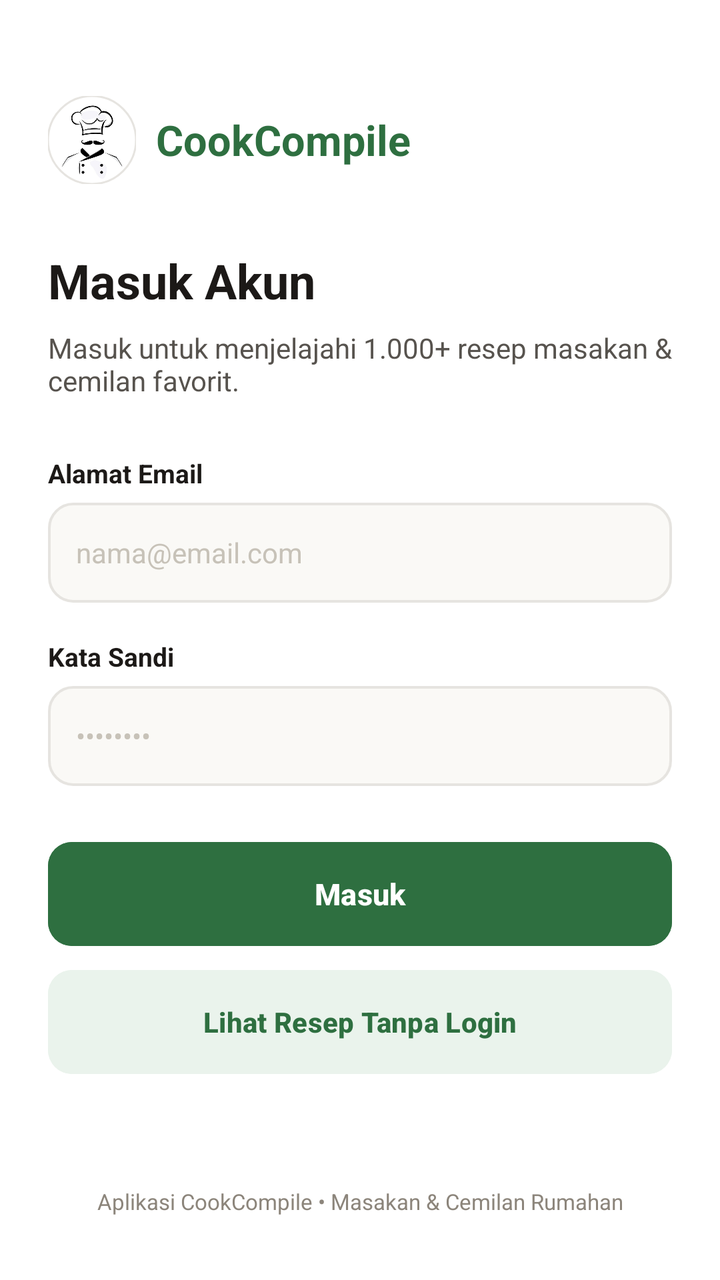
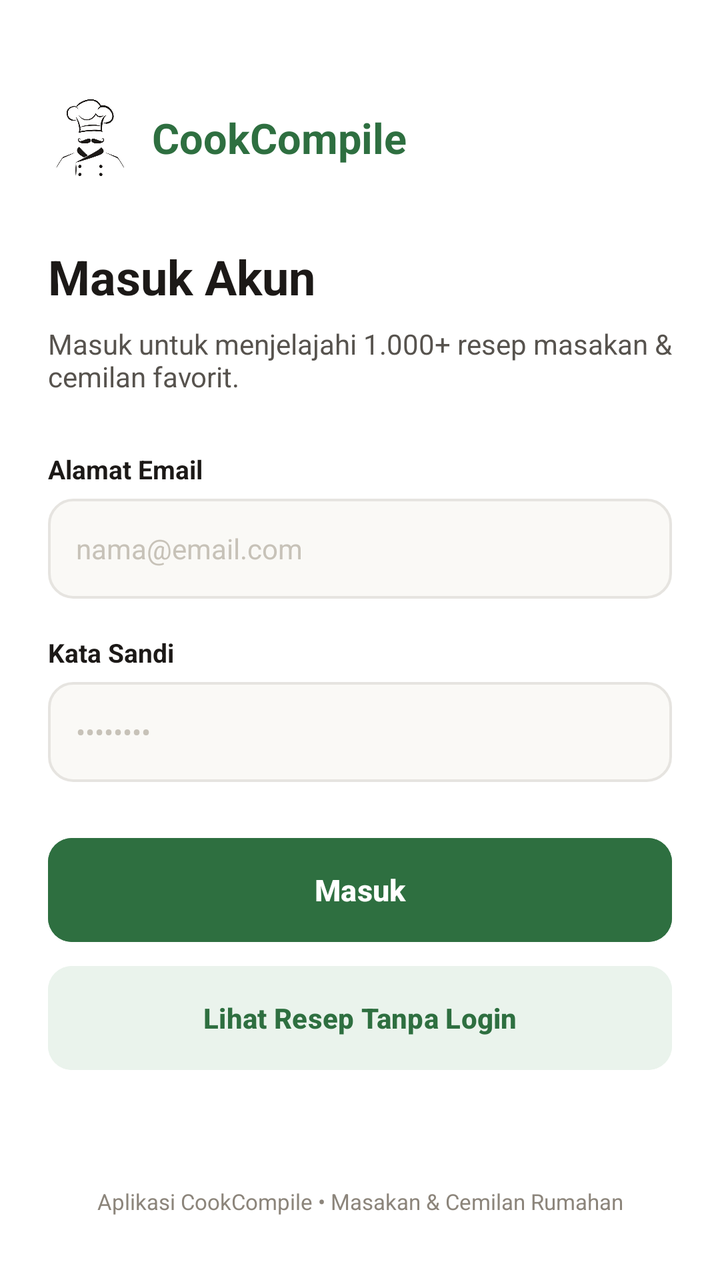

The first picture is an Android layout as it rendered before a commit; the second is the same layout after the commit. The layout source and the unified diff follow.
<!-- AndroidManifest.xml: application theme Theme.CookCompileAPP -->
<!-- res/layout/activity_login.xml -->
<?xml version="1.0" encoding="utf-8"?>
<ScrollView xmlns:android="http://schemas.android.com/apk/res/android"
    xmlns:app="http://schemas.android.com/apk/res-auto"
    xmlns:tools="http://schemas.android.com/tools"
    android:layout_width="match_parent"
    android:layout_height="match_parent"
    android:background="@color/surface"
    android:fillViewport="true">

    <LinearLayout
        android:layout_width="match_parent"
        android:layout_height="wrap_content"
        android:orientation="vertical"
        android:paddingStart="24dp"
        android:paddingEnd="24dp"
        android:paddingTop="48dp"
        android:paddingBottom="32dp">

        
        <LinearLayout
            android:layout_width="wrap_content"
            android:layout_height="wrap_content"
            android:gravity="center_vertical"
            android:orientation="horizontal">

            <com.google.android.material.imageview.ShapeableImageView
                android:layout_width="44dp"
                android:layout_height="44dp"
                android:background="@color/white"
                android:scaleType="centerCrop"
                android:src="@drawable/img_logo_chef"
                app:shapeAppearanceOverlay="@style/ShapeAppearance.CookCompile.CircleAvatar"
                app:strokeColor="@color/card_stroke"
                app:strokeWidth="1dp"
                tools:ignore="ContentDescription" />

            <TextView
                android:layout_width="wrap_content"
                android:layout_height="wrap_content"
                android:layout_marginStart="10dp"
                android:text="CookCompile"
                android:textColor="@color/primary"
                android:textSize="21sp"
                android:textStyle="bold" />
        </LinearLayout>

        
        <TextView
            android:layout_width="wrap_content"
            android:layout_height="wrap_content"
            android:layout_marginTop="32dp"
            android:text="@string/login_title"
            android:textColor="@color/text_primary"
            android:textSize="24sp"
            android:textStyle="bold" />

        <TextView
            android:layout_width="wrap_content"
            android:layout_height="wrap_content"
            android:layout_marginTop="8dp"
            android:text="@string/login_subtitle"
            android:textColor="@color/text_secondary"
            android:textSize="14sp" />

        
        <TextView
            android:layout_width="wrap_content"
            android:layout_height="wrap_content"
            android:layout_marginTop="28dp"
            android:text="@string/label_email"
            android:textColor="@color/text_primary"
            android:textSize="13sp"
            android:textStyle="bold" />

        <EditText
            android:id="@+id/etEmail"
            android:layout_width="match_parent"
            android:layout_height="50dp"
            android:layout_marginTop="6dp"
            android:background="@drawable/bg_input_field"
            android:hint="@string/hint_email"
            android:inputType="textEmailAddress"
            android:paddingStart="14dp"
            android:paddingEnd="14dp"
            android:textColor="@color/text_primary"
            android:textColorHint="@color/text_placeholder"
            android:textSize="14sp" />

        
        <TextView
            android:layout_width="wrap_content"
            android:layout_height="wrap_content"
            android:layout_marginTop="18dp"
            android:text="@string/label_password"
            android:textColor="@color/text_primary"
            android:textSize="13sp"
            android:textStyle="bold" />

        <EditText
            android:id="@+id/etPassword"
            android:layout_width="match_parent"
            android:layout_height="50dp"
            android:layout_marginTop="6dp"
            android:background="@drawable/bg_input_field"
            android:hint="@string/hint_password"
            android:inputType="textPassword"
            android:paddingStart="14dp"
            android:paddingEnd="14dp"
            android:textColor="@color/text_primary"
            android:textColorHint="@color/text_placeholder"
            android:textSize="14sp" />

        
        <com.google.android.material.button.MaterialButton
            android:id="@+id/btnLogin"
            android:layout_width="match_parent"
            android:layout_height="52dp"
            android:layout_marginTop="28dp"
            android:backgroundTint="@color/primary"
            android:insetTop="0dp"
            android:insetBottom="0dp"
            android:text="@string/btn_login"
            android:textAllCaps="false"
            android:textColor="@color/white"
            android:textSize="15sp"
            android:textStyle="bold"
            app:cornerRadius="12dp" />

        
        <com.google.android.material.button.MaterialButton
            android:id="@+id/btnSkipLogin"
            android:layout_width="match_parent"
            android:layout_height="52dp"
            android:layout_marginTop="12dp"
            android:backgroundTint="@color/primary_light"
            android:insetTop="0dp"
            android:insetBottom="0dp"
            android:text="@string/btn_skip_login"
            android:textAllCaps="false"
            android:textColor="@color/primary"
            android:textSize="14sp"
            android:textStyle="bold"
            app:cornerRadius="12dp"
            app:strokeColor="@color/primary_light" />

        
        <View
            android:layout_width="match_parent"
            android:layout_height="0dp"
            android:layout_weight="1" />

        
        <TextView
            android:layout_width="match_parent"
            android:layout_height="wrap_content"
            android:layout_marginTop="32dp"
            android:gravity="center"
            android:text="@string/login_footer"
            android:textColor="@color/text_muted"
            android:textSize="11sp" />

    </LinearLayout>

</ScrollView>
<!-- resources referenced by this layout -->
<resources>
  <color name="card_stroke">#E6E4E0</color>
  <color name="primary">#2E6F40</color>
  <color name="primary_light">#EAF3EC</color>
  <color name="surface">#FFFFFF</color>
  <color name="text_muted">#8C857B</color>
  <color name="text_placeholder">#C7C2B8</color>
  <color name="text_primary">#1C1917</color>
  <color name="text_secondary">#57534E</color>
  <color name="white">#FFFFFFFF</color>
  <!-- drawable bg_input_field (drawable) -->
  <?xml version="1.0" encoding="utf-8"?>
  <shape xmlns:android="http://schemas.android.com/apk/res/android"
      android:shape="rectangle">
      <solid android:color="@color/background" />
      <stroke
          android:width="1.2dp"
          android:color="@color/card_stroke" />
      <corners android:radius="12dp" />
  </shape>
  <!-- drawable img_logo_chef: png bitmap (drawable, 64915 bytes) -->
  <string name="btn_login">Masuk</string>
  <string name="btn_skip_login">Lihat Resep Tanpa Login</string>
  <string name="hint_email">nama@email.com</string>
  <string name="hint_password">••••••••</string>
  <string name="label_email">Alamat Email</string>
  <string name="label_password">Kata Sandi</string>
  <string name="login_footer">Aplikasi CookCompile • Masakan &amp; Cemilan Rumahan</string>
  <string name="login_subtitle">Masuk untuk menjelajahi 1.000+ resep masakan &amp; cemilan favorit.</string>
  <string name="login_title">Masuk Akun</string>
  <style name="ShapeAppearance.CookCompile.CircleAvatar" parent="">
          <item name="cornerSize">50%</item>
      </style>
  <style name="Theme.CookCompileAPP" parent="Base.Theme.CookCompileAPP" />
  <color name="background">#FAF9F6</color>
  <style name="Base.Theme.CookCompileAPP" parent="Theme.Material3.Light.NoActionBar">
          <item name="colorPrimary">@color/primary</item>
          <item name="colorOnPrimary">@color/white</item>
          <item name="colorPrimaryContainer">@color/primary_light</item>
          <item name="colorOnPrimaryContainer">@color/primary_dark</item>
          <item name="android:windowBackground">@color/background</item>
          <item name="android:statusBarColor">@color/background</item>
          <item name="android:windowLightStatusBar">true</item>
      </style>
  <color name="primary_dark">#225430</color>
</resources>

<!-- the commit's change to res/layout/activity_login.xml (unified diff, before → after) -->
@@ -23,15 +23,11 @@
             android:gravity="center_vertical"
             android:orientation="horizontal">
 
-            <com.google.android.material.imageview.ShapeableImageView
-                android:layout_width="44dp"
-                android:layout_height="44dp"
-                android:background="@color/white"
-                android:scaleType="centerCrop"
+            <ImageView
+                android:layout_width="42dp"
+                android:layout_height="42dp"
+                android:scaleType="fitCenter"
                 android:src="@drawable/img_logo_chef"
-                app:shapeAppearanceOverlay="@style/ShapeAppearance.CookCompile.CircleAvatar"
-                app:strokeColor="@color/card_stroke"
-                app:strokeWidth="1dp"
                 tools:ignore="ContentDescription" />
 
             <TextView
<!-- resource entries referenced after the edit -->
@@ -19,7 +19,7 @@
           android:color="@color/card_stroke" />
       <corners android:radius="12dp" />
   </shape>
-  <!-- drawable img_logo_chef: png bitmap (drawable, 64915 bytes) -->
+  <!-- drawable img_logo_chef: png bitmap (drawable, 22699 bytes) -->
   <string name="btn_login">Masuk</string>
   <string name="btn_skip_login">Lihat Resep Tanpa Login</string>
   <string name="hint_email">nama@email.com</string>
@@ -29,9 +29,6 @@
   <string name="login_footer">Aplikasi CookCompile • Masakan &amp; Cemilan Rumahan</string>
   <string name="login_subtitle">Masuk untuk menjelajahi 1.000+ resep masakan &amp; cemilan favorit.</string>
   <string name="login_title">Masuk Akun</string>
-  <style name="ShapeAppearance.CookCompile.CircleAvatar" parent="">
-          <item name="cornerSize">50%</item>
-      </style>
   <style name="Theme.CookCompileAPP" parent="Base.Theme.CookCompileAPP" />
   <color name="background">#FAF9F6</color>
   <style name="Base.Theme.CookCompileAPP" parent="Theme.Material3.Light.NoActionBar">
